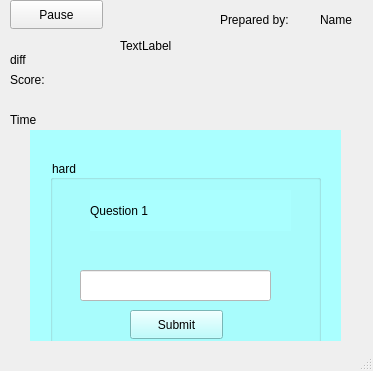
First picture: the form in trial2/mainwindow.ui, repository Sloth-iNkt/trial, before the edit.
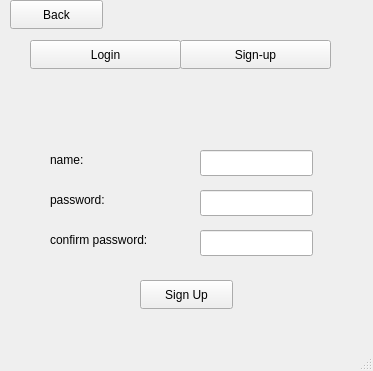
Second picture: the form after the edit.

What changed in the file:
```diff
--- a/trial2/mainwindow.ui
+++ b/trial2/mainwindow.ui
@@ -24,7 +24,7 @@
      </rect>
     </property>
     <property name="currentIndex">
-     <number>5</number>
+     <number>8</number>
     </property>
     <widget class="QWidget" name="main_page">
      <widget class="QLabel" name="title">
@@ -759,6 +759,211 @@
       </property>
      </widget>
     </widget>
+    <widget class="QWidget" name="auth">
+     <widget class="QStackedWidget" name="ls_box">
+      <property name="geometry">
+       <rect>
+        <x>30</x>
+        <y>80</y>
+        <width>321</width>
+        <height>251</height>
+       </rect>
+      </property>
+      <property name="currentIndex">
+       <number>1</number>
+      </property>
+      <widget class="QWidget" name="login_top">
+       <widget class="QLabel" name="name_lbl">
+        <property name="geometry">
+         <rect>
+          <x>20</x>
+          <y>40</y>
+          <width>63</width>
+          <height>20</height>
+         </rect>
+        </property>
+        <property name="text">
+         <string>name:</string>
+        </property>
+       </widget>
+       <widget class="QLabel" name="pass_lbl">
+        <property name="geometry">
+         <rect>
+          <x>10</x>
+          <y>100</y>
+          <width>91</width>
+          <height>20</height>
+         </rect>
+        </property>
+        <property name="text">
+         <string>password:</string>
+        </property>
+       </widget>
+       <widget class="QPushButton" name="login_btn">
+        <property name="geometry">
+         <rect>
+          <x>100</x>
+          <y>180</y>
+          <width>93</width>
+          <height>29</height>
+         </rect>
+        </property>
+        <property name="styleSheet">
+         <string notr="true"/>
+        </property>
+        <property name="text">
+         <string>Login</string>
+        </property>
+       </widget>
+       <widget class="QLineEdit" name="name_inp_auth">
+        <property name="geometry">
+         <rect>
+          <x>90</x>
+          <y>40</y>
+          <width>113</width>
+          <height>26</height>
+         </rect>
+        </property>
+       </widget>
+       <widget class="QLineEdit" name="pass_inp_auth">
+        <property name="geometry">
+         <rect>
+          <x>90</x>
+          <y>100</y>
+          <width>113</width>
+          <height>26</height>
+         </rect>
+        </property>
+       </widget>
+      </widget>
+      <widget class="QWidget" name="sign_up_top">
+       <widget class="QLabel" name="name_lbl_s">
+        <property name="geometry">
+         <rect>
+          <x>20</x>
+          <y>70</y>
+          <width>63</width>
+          <height>20</height>
+         </rect>
+        </property>
+        <property name="text">
+         <string>name:</string>
+        </property>
+       </widget>
+       <widget class="QLabel" name="pass_lbl_s">
+        <property name="geometry">
+         <rect>
+          <x>20</x>
+          <y>110</y>
+          <width>81</width>
+          <height>20</height>
+         </rect>
+        </property>
+        <property name="text">
+         <string>password:</string>
+        </property>
+       </widget>
+       <widget class="QLabel" name="pass_lbl_s_c">
+        <property name="geometry">
+         <rect>
+          <x>20</x>
+          <y>150</y>
+          <width>131</width>
+          <height>20</height>
+         </rect>
+        </property>
+        <property name="text">
+         <string>confirm password:</string>
+        </property>
+       </widget>
+       <widget class="QPushButton" name="signup_btn">
+        <property name="geometry">
+         <rect>
+          <x>110</x>
+          <y>200</y>
+          <width>93</width>
+          <height>29</height>
+         </rect>
+        </property>
+        <property name="text">
+         <string>Sign Up</string>
+        </property>
+       </widget>
+       <widget class="QLineEdit" name="name_inp_auth_s">
+        <property name="geometry">
+         <rect>
+          <x>170</x>
+          <y>70</y>
+          <width>113</width>
+          <height>26</height>
+         </rect>
+        </property>
+       </widget>
+       <widget class="QLineEdit" name="pass_inp_auth_s">
+        <property name="geometry">
+         <rect>
+          <x>170</x>
+          <y>110</y>
+          <width>113</width>
+          <height>26</height>
+         </rect>
+        </property>
+       </widget>
+       <widget class="QLineEdit" name="cpass_">
+        <property name="geometry">
+         <rect>
+          <x>170</x>
+          <y>150</y>
+          <width>113</width>
+          <height>26</height>
+         </rect>
+        </property>
+       </widget>
+      </widget>
+     </widget>
+     <widget class="QPushButton" name="login_sec">
+      <property name="geometry">
+       <rect>
+        <x>30</x>
+        <y>40</y>
+        <width>151</width>
+        <height>29</height>
+       </rect>
+      </property>
+      <property name="styleSheet">
+       <string notr="true"/>
+      </property>
+      <property name="text">
+       <string>Login</string>
+      </property>
+     </widget>
+     <widget class="QPushButton" name="sign_sec">
+      <property name="geometry">
+       <rect>
+        <x>180</x>
+        <y>40</y>
+        <width>151</width>
+        <height>29</height>
+       </rect>
+      </property>
+      <property name="text">
+       <string>Sign-up</string>
+      </property>
+     </widget>
+     <widget class="QPushButton" name="back_btn_c">
+      <property name="geometry">
+       <rect>
+        <x>10</x>
+        <y>0</y>
+        <width>93</width>
+        <height>29</height>
+       </rect>
+      </property>
+      <property name="text">
+       <string>Back</string>
+      </property>
+     </widget>
+    </widget>
    </widget>
   </widget>
   <widget class="QStatusBar" name="statusbar"/>
```
